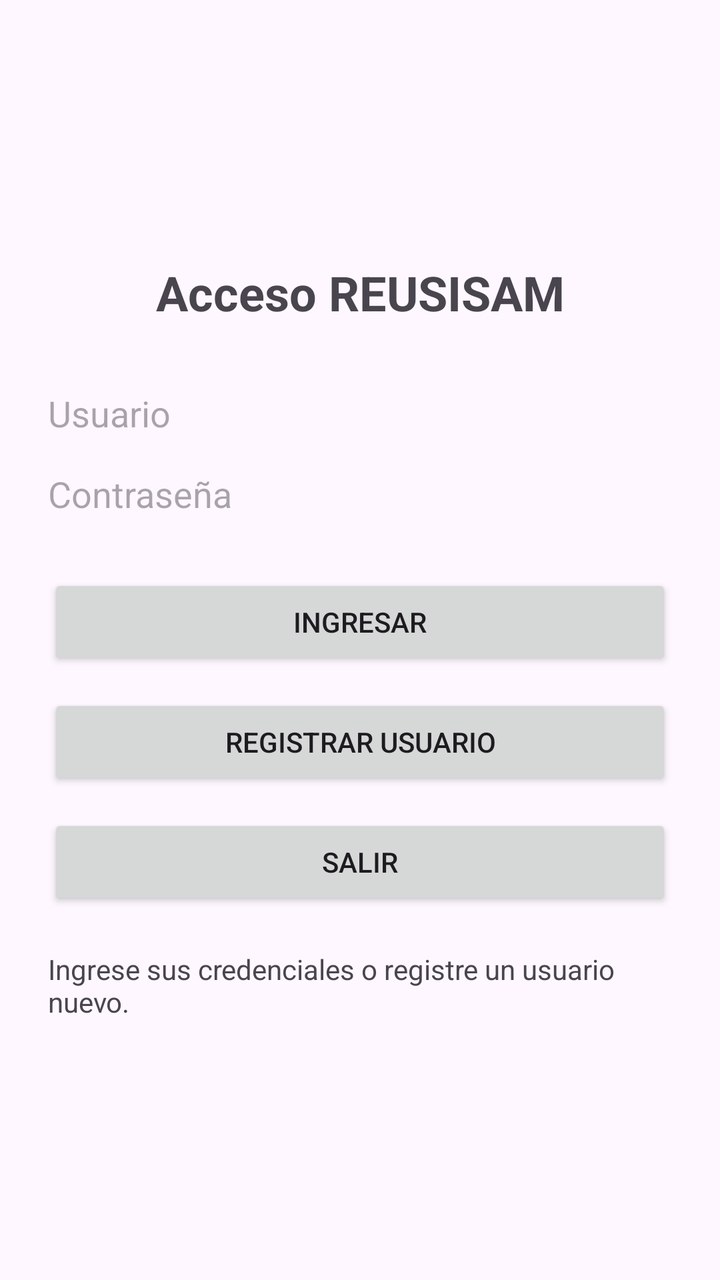
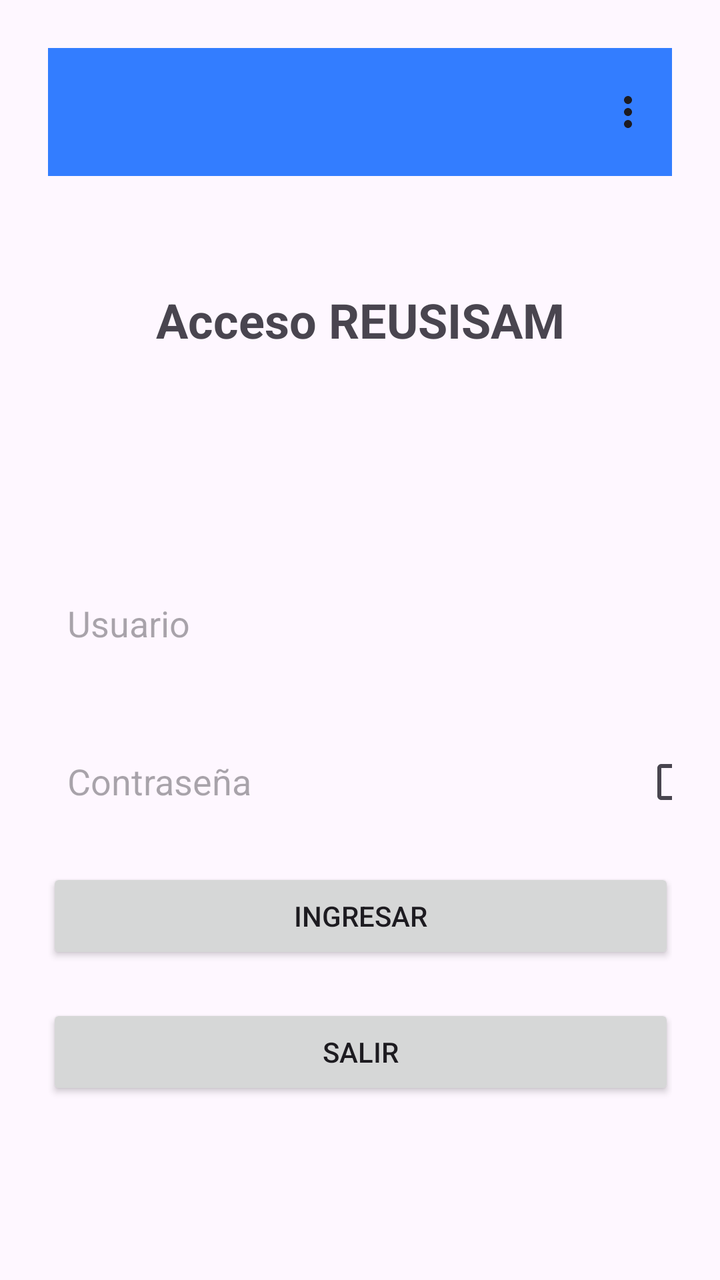

Screens rendered from an Android XML layout before and after an edit, with the pre-edit source and the edit as a unified diff.
<!-- AndroidManifest.xml: application theme Theme.REUSISAM -->
<!-- res/layout/activity_main.xml -->
<?xml version="1.0" encoding="utf-8"?>
<androidx.constraintlayout.widget.ConstraintLayout xmlns:android="http://schemas.android.com/apk/res/android"
    xmlns:app="http://schemas.android.com/apk/res-auto"
    xmlns:tools="http://schemas.android.com/tools"
    android:id="@+id/main"
    android:layout_width="match_parent"
    android:layout_height="match_parent"
    android:padding="24dp"
    tools:context=".MainActivity">

    <TextView
        android:id="@+id/tv_AMTitle"
        android:layout_width="wrap_content"
        android:layout_height="wrap_content"
        android:text="Acceso REUSISAM"
        android:textSize="24sp"
        android:textStyle="bold"
        app:layout_constraintBottom_toTopOf="@+id/et_AMUser"
        app:layout_constraintEnd_toEndOf="parent"
        app:layout_constraintStart_toStartOf="parent"
        app:layout_constraintTop_toTopOf="parent"
        app:layout_constraintVertical_chainStyle="packed" />

    <EditText
        android:id="@+id/et_AMUser"
        android:layout_width="0dp"
        android:layout_height="wrap_content"
        android:layout_marginTop="32dp"
        android:autofillHints="username"
        android:hint="Usuario"
        android:inputType="text"
        app:layout_constraintBottom_toTopOf="@+id/et_AMPassword"
        app:layout_constraintEnd_toEndOf="parent"
        app:layout_constraintStart_toStartOf="parent"
        app:layout_constraintTop_toBottomOf="@+id/tv_AMTitle" />

    <EditText
        android:id="@+id/et_AMPassword"
        android:layout_width="0dp"
        android:layout_height="wrap_content"
        android:layout_marginTop="16dp"
        android:autofillHints="password"
        android:hint="Contraseña"
        android:inputType="textPassword"
        app:layout_constraintBottom_toTopOf="@+id/bt_AMLogin"
        app:layout_constraintEnd_toEndOf="parent"
        app:layout_constraintStart_toStartOf="parent"
        app:layout_constraintTop_toBottomOf="@+id/et_AMUser" />

    <Button
        android:id="@+id/bt_AMLogin"
        android:layout_width="0dp"
        android:layout_height="wrap_content"
        android:layout_marginTop="28dp"
        android:text="Ingresar"
        app:layout_constraintBottom_toTopOf="@+id/bt_AMRegister"
        app:layout_constraintEnd_toEndOf="parent"
        app:layout_constraintStart_toStartOf="parent"
        app:layout_constraintTop_toBottomOf="@+id/et_AMPassword" />

    <Button
        android:id="@+id/bt_AMRegister"
        android:layout_width="0dp"
        android:layout_height="wrap_content"
        android:layout_marginTop="12dp"
        android:text="Registrar usuario"
        app:layout_constraintBottom_toTopOf="@+id/bt_AMExit"
        app:layout_constraintEnd_toEndOf="parent"
        app:layout_constraintStart_toStartOf="parent"
        app:layout_constraintTop_toBottomOf="@+id/bt_AMLogin" />

    <Button
        android:id="@+id/bt_AMExit"
        android:layout_width="0dp"
        android:layout_height="wrap_content"
        android:layout_marginTop="12dp"
        android:text="Salir"
        app:layout_constraintBottom_toTopOf="@+id/tv_AMStatus"
        app:layout_constraintEnd_toEndOf="parent"
        app:layout_constraintStart_toStartOf="parent"
        app:layout_constraintTop_toBottomOf="@+id/bt_AMRegister" />

    <TextView
        android:id="@+id/tv_AMStatus"
        android:layout_width="0dp"
        android:layout_height="wrap_content"
        android:layout_marginTop="20dp"
        android:text="Ingrese sus credenciales o registre un usuario nuevo."
        android:textAlignment="center"
        app:layout_constraintBottom_toBottomOf="parent"
        app:layout_constraintEnd_toEndOf="parent"
        app:layout_constraintStart_toStartOf="parent"
        app:layout_constraintTop_toBottomOf="@+id/bt_AMExit" />

</androidx.constraintlayout.widget.ConstraintLayout>
<!-- resources referenced by this layout -->
<resources>
  <style name="Theme.REUSISAM" parent="Base.Theme.REUSISAM" />
  <style name="Base.Theme.REUSISAM" parent="Theme.Material3.DayNight.NoActionBar">
          
          
          <item name="editTextStyle">@style/textViewRA</item>
          <item name="materialButtonStyle">@style/buttonsViewRA</item>
          <item name="toolbarStyle">@style/toolbarPersonalizado</item>
      </style>
  <style name="textViewRA" parent="Widget.AppCompat.EditText">
          <item name="android:background">@android:color/transparent</item>
      </style>
  <style name="buttonsViewRA" parent="Widget.MaterialComponents.Button.OutlinedButton">
          <item name="android:backgroundTint">@color/blue</item>
          <item name="android:textColor">@color/white</item>
          <item name="android:textStyle">bold</item>
          <item name="shapeAppearance">@style/ShapeAppearance.buttonsViewRA</item>
      </style>
  <style name="toolbarPersonalizado" parent="Widget.Material3.Toolbar">
          <item name="android:background">@color/blue</item>
          <item name="android:minHeight">56dp</item>
  
      </style>
  <color name="blue">#337DFF</color>
  <color name="white">#FFFFFFFF</color>
  <style name="ShapeAppearance.buttonsViewRA" parent="ShapeAppearance.MaterialComponents.SmallComponent">
          <item name="cornerFamily">rounded</item>
          <item name="cornerSize">16dp</item>
      </style>
</resources>

<!-- the commit's change to res/layout/activity_main.xml (unified diff, before → after) -->
@@ -8,83 +8,103 @@
     android:padding="24dp"
     tools:context=".MainActivity">
 
+    <CheckBox
+        android:id="@+id/cb_AMPassword"
+        android:layout_width="wrap_content"
+        android:layout_height="wrap_content"
+        android:layout_marginStart="8dp"
+        android:layout_marginTop="32dp"
+        android:backgroundTint="@color/black"
+        android:checked="false"
+        android:drawableTint="@color/blue"
+        android:foregroundTint="@color/blue"
+        android:textColor="@color/black"
+        app:buttonIcon="@drawable/outline_eye_tracking_24"
+        app:buttonIconTint="@color/black"
+        app:layout_constraintStart_toEndOf="@+id/et_AMPassword"
+        app:layout_constraintTop_toBottomOf="@+id/et_AMUser" />
+
+    <androidx.appcompat.widget.Toolbar
+        android:id="@+id/toolbarAR"
+        android:layout_width="0dp"
+        android:layout_height="wrap_content"
+
+        android:minHeight="?attr/actionBarSize"
+        android:theme="?attr/actionBarTheme"
+        app:menu="@menu/menu"
+        app:layout_constraintEnd_toEndOf="parent"
+        app:layout_constraintStart_toStartOf="parent"
+        app:layout_constraintTop_toTopOf="parent" />
+
     <TextView
         android:id="@+id/tv_AMTitle"
         android:layout_width="wrap_content"
         android:layout_height="wrap_content"
+        android:layout_marginTop="50dp"
         android:text="Acceso REUSISAM"
         android:textSize="24sp"
         android:textStyle="bold"
-        app:layout_constraintBottom_toTopOf="@+id/et_AMUser"
+        app:layout_constraintBottom_toBottomOf="parent"
         app:layout_constraintEnd_toEndOf="parent"
         app:layout_constraintStart_toStartOf="parent"
-        app:layout_constraintTop_toTopOf="parent"
+        app:layout_constraintTop_toBottomOf="@+id/toolbarAR"
+        app:layout_constraintVertical_bias="0.013"
         app:layout_constraintVertical_chainStyle="packed" />
 
     <EditText
         android:id="@+id/et_AMUser"
-        android:layout_width="0dp"
-        android:layout_height="wrap_content"
-        android:layout_marginTop="32dp"
+        android:layout_width="280dp"
+        android:layout_height="47dp"
+        android:layout_marginTop="112dp"
         android:autofillHints="username"
         android:hint="Usuario"
         android:inputType="text"
-        app:layout_constraintBottom_toTopOf="@+id/et_AMPassword"
         app:layout_constraintEnd_toEndOf="parent"
+        app:layout_constraintHorizontal_bias="0.301"
         app:layout_constraintStart_toStartOf="parent"
         app:layout_constraintTop_toBottomOf="@+id/tv_AMTitle" />
 
     <EditText
         android:id="@+id/et_AMPassword"
-        android:layout_width="0dp"
-        android:layout_height="wrap_content"
-        android:layout_marginTop="16dp"
+        android:layout_width="280dp"
+        android:layout_height="47dp"
+        android:layout_marginTop="32dp"
         android:autofillHints="password"
         android:hint="Contraseña"
         android:inputType="textPassword"
-        app:layout_constraintBottom_toTopOf="@+id/bt_AMLogin"
         app:layout_constraintEnd_toEndOf="parent"
+        app:layout_constraintHorizontal_bias="0.301"
         app:layout_constraintStart_toStartOf="parent"
         app:layout_constraintTop_toBottomOf="@+id/et_AMUser" />
 
     <Button
         android:id="@+id/bt_AMLogin"
-        android:layout_width="0dp"
+        android:layout_width="314dp"
         android:layout_height="wrap_content"
-        android:layout_marginTop="28dp"
+        android:layout_marginTop="20dp"
         android:text="Ingresar"
-        app:layout_constraintBottom_toTopOf="@+id/bt_AMRegister"
         app:layout_constraintEnd_toEndOf="parent"
+        app:layout_constraintHorizontal_bias="0.51"
         app:layout_constraintStart_toStartOf="parent"
         app:layout_constraintTop_toBottomOf="@+id/et_AMPassword" />
 
+    
+
     <Button
-        android:id="@+id/bt_AMRegister"
-        android:layout_width="0dp"
+        android:id="@+id/bt_AMExit"
+        android:layout_width="314dp"
         android:layout_height="wrap_content"
-        android:layout_marginTop="12dp"
-        android:text="Registrar usuario"
-        app:layout_constraintBottom_toTopOf="@+id/bt_AMExit"
+        android:layout_marginTop="20dp"
+        android:text="Salir"
         app:layout_constraintEnd_toEndOf="parent"
         app:layout_constraintStart_toStartOf="parent"
         app:layout_constraintTop_toBottomOf="@+id/bt_AMLogin" />
 
-    <Button
-        android:id="@+id/bt_AMExit"
-        android:layout_width="0dp"
-        android:layout_height="wrap_content"
-        android:layout_marginTop="12dp"
-        android:text="Salir"
-        app:layout_constraintBottom_toTopOf="@+id/tv_AMStatus"
-        app:layout_constraintEnd_toEndOf="parent"
-        app:layout_constraintStart_toStartOf="parent"
-        app:layout_constraintTop_toBottomOf="@+id/bt_AMRegister" />
-
     <TextView
         android:id="@+id/tv_AMStatus"
-        android:layout_width="0dp"
+        android:layout_width="wrap_content"
         android:layout_height="wrap_content"
-        android:layout_marginTop="20dp"
+        android:layout_marginTop="72dp"
         android:text="Ingrese sus credenciales o registre un usuario nuevo."
         android:textAlignment="center"
         app:layout_constraintBottom_toBottomOf="parent"
<!-- resource entries referenced after the edit -->
@@ -1,5 +1,13 @@
 <!-- resources referenced by this layout -->
 <resources>
+  <color name="black">#FF000000</color>
+  <color name="blue">#337DFF</color>
+  <!-- drawable outline_eye_tracking_24 (drawable) -->
+  <vector xmlns:android="http://schemas.android.com/apk/res/android" android:autoMirrored="true" android:height="24dp" android:tint="#4D7AC4" android:viewportHeight="960" android:viewportWidth="960" android:width="24dp">
+        
+      <path android:fillColor="@android:color/white" android:pathData="M240,920L120,920Q87,920 63.5,896.5Q40,873 40,840L40,720L120,720L120,840Q120,840 120,840Q120,840 120,840L240,840L240,920ZM720,920L720,840L840,840Q840,840 840,840Q840,840 840,840L840,720L920,720L920,840Q920,873 896.5,896.5Q873,920 840,920L720,920ZM480,740Q360,740 262.5,669Q165,598 120,480Q165,362 262.5,291Q360,220 480,220Q600,220 697.5,291Q795,362 840,480Q795,598 697.5,669Q600,740 480,740ZM480,660Q568,660 641,612Q714,564 753,480Q714,396 641,348Q568,300 480,300Q392,300 319,348Q246,396 207,480Q246,564 319,612Q392,660 480,660ZM480,620Q538,620 579,579Q620,538 620,480Q620,422 579,381Q538,340 480,340Q422,340 381,381Q340,422 340,480Q340,538 381,579Q422,620 480,620ZM480,540Q455,540 437.5,522.5Q420,505 420,480Q420,455 437.5,437.5Q455,420 480,420Q505,420 522.5,437.5Q540,455 540,480Q540,505 522.5,522.5Q505,540 480,540ZM40,240L40,120Q40,87 63.5,63.5Q87,40 120,40L240,40L240,120L120,120Q120,120 120,120Q120,120 120,120L120,240L40,240ZM840,240L840,120Q840,120 840,120Q840,120 840,120L720,120L720,40L840,40Q873,40 896.5,63.5Q920,87 920,120L920,240L840,240ZM480,480Q480,480 480,480Q480,480 480,480Q480,480 480,480Q480,480 480,480Q480,480 480,480Q480,480 480,480Q480,480 480,480Q480,480 480,480Z"/>
+      
+  </vector>
   <style name="Theme.REUSISAM" parent="Base.Theme.REUSISAM" />
   <style name="Base.Theme.REUSISAM" parent="Theme.Material3.DayNight.NoActionBar">
           
@@ -22,7 +30,6 @@
           <item name="android:minHeight">56dp</item>
   
       </style>
-  <color name="blue">#337DFF</color>
   <color name="white">#FFFFFFFF</color>
   <style name="ShapeAppearance.buttonsViewRA" parent="ShapeAppearance.MaterialComponents.SmallComponent">
           <item name="cornerFamily">rounded</item>
